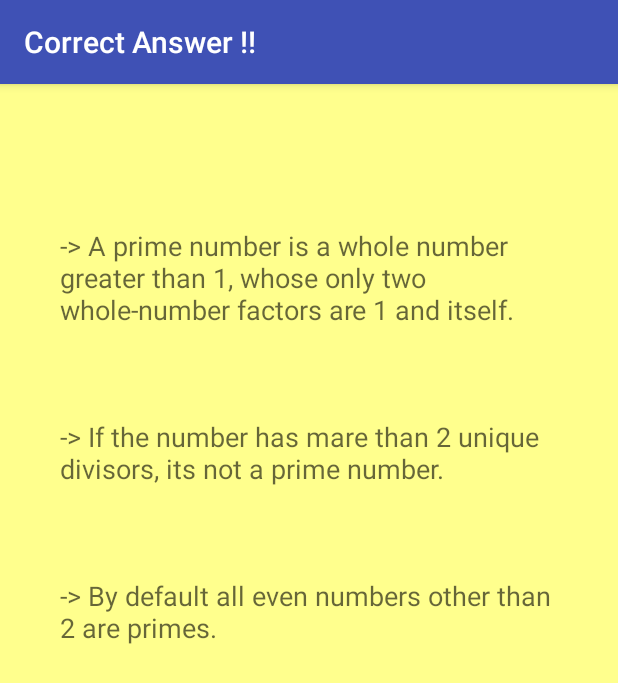
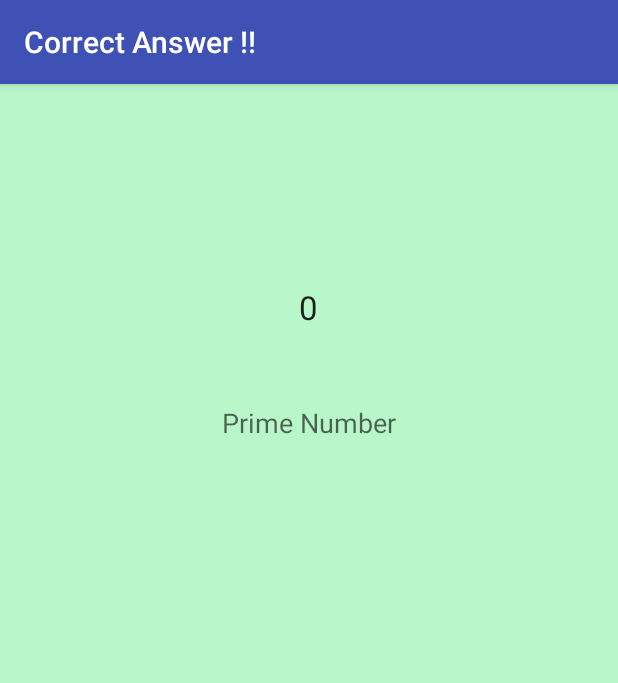
Before and after one commit to yajurahuja/PrimeChecker, an Android app: the Cheat screen opened directly, with no data from a screen before it, on a phone screen of 412 x 824 dp. Shown: the top 683 px of the screen. Run offline under Robolectric (Android 15) with nearby library versions, the phone set to English and light mode, and no system bars.

Commit message:
cheat and hint done

```diff
--- a/app/build.gradle
+++ b/app/build.gradle
@@ -3,6 +3,7 @@ apply plugin: 'com.android.application'
 android {
     compileSdkVersion 23
     buildToolsVersion "23.0.1"
+
 
     defaultConfig {
         applicationId "com.example.mansi.myapplication"
@@ -10,6 +11,7 @@ android {
         targetSdkVersion 23
         versionCode 1
         versionName "1.0"
+        multiDexEnabled true
     }
     buildTypes {
         release {
@@ -32,4 +34,5 @@ dependencies {
     compile 'com.android.support:design:23.1.1'
     compile 'pl.droidsonroids.gif:android-gif-drawable:1.1.+'
 
+
 }
--- a/app/src/main/java/com/example/mansi/myapplication/Cheat.java
+++ b/app/src/main/java/com/example/mansi/myapplication/Cheat.java
@@ -1,18 +1,52 @@
 package com.example.mansi.myapplication;
 
+import android.content.Intent;
 import android.os.Bundle;
 import android.support.v7.app.AppCompatActivity;
+import android.widget.TextView;
 
 /**
  * Created by MANSI on 25-08-2016.
  */
 public class Cheat extends AppCompatActivity{
+    private TextView numb, ans;
 
+    private String n;
+    private int num;
+    private int check =1;
     @Override
     protected void onCreate(Bundle savedInstanceState) {
         super.onCreate(savedInstanceState);
-        setContentView(R.layout.hint);
+        setContentView(R.layout.cheat);
 
+        Intent intent = getIntent();
+        num = intent.getIntExtra("number",0);
+//        n = getIntent().getStringExtra("number");
+        numb = (TextView)findViewById(R.id.numb);
+        ans = (TextView)findViewById(R.id.ans);
+//        num = Integer.parseInt(n);
+        n = Integer.toString(num);
+        numb.setText(n);
+        check = 1;
+        int temp;
+        for(int i=2;i<=num/2;i++)
+        {
+            temp=num%i;
+            if(temp==0)
+            {
+                check = 0;
+                break;
+            }
+        }
+
+        if(check == 1)
+        {
+            ans.setText("Prime Number");
+        }
+        else
+        {
+            ans.setText("Composite Number");
+        }
 
 
     }
--- a/app/src/main/java/com/example/mansi/myapplication/Welcome.java
+++ b/app/src/main/java/com/example/mansi/myapplication/Welcome.java
@@ -33,8 +33,8 @@ public class Welcome extends AppCompatActivity {
                 // This method will be executed once the timer is over
                 // Start your app main activity
                 Intent i = new Intent(Welcome.this, MainActivity.class);
-                i.putExtra("cheat","0");
-                i.putExtra("score","0");
+//                i.putExtra("cheat","0");
+                i.putExtra("score",0);
                 startActivity(i);
                 // close this activity
                 finish();
--- a/app/src/main/res/layout/activity_main.xml
+++ b/app/src/main/res/layout/activity_main.xml
@@ -74,7 +74,7 @@
             <TextView
                 android:layout_width="wrap_content"
                 android:layout_height="wrap_content"
-                android:text="New Text"
+                android:text=""
                 android:id="@+id/warning"
                 android:layout_gravity="top|left"
                 android:layout_marginTop="30dp"
--- a/app/src/main/res/layout/cheat.xml
+++ b/app/src/main/res/layout/cheat.xml
@@ -13,7 +13,24 @@
         android:background="@color/green_A100">
 
 
-
-        </RelativeLayout>
+        <TextView
+            android:layout_width="wrap_content"
+            android:layout_height="wrap_content"
+            android:textAppearance="?android:attr/textAppearanceLarge"
+            android:text="Large Text"
+            android:id="@+id/numb"
+            android:layout_marginTop="134dp"
+            android:layout_alignParentTop="true"
+            android:layout_centerHorizontal="true" />
+        <TextView
+            android:layout_width="wrap_content"
+            android:layout_height="wrap_content"
+            android:textAppearance="?android:attr/textAppearanceMedium"
+            android:text="Medium Text"
+            android:id="@+id/ans"
+            android:layout_below="@+id/numb"
+            android:layout_centerHorizontal="true"
+            android:layout_marginTop="50dp" />
+    </RelativeLayout>
 
 </ScrollView>
--- a/app/src/main/res/layout/hint.xml
+++ b/app/src/main/res/layout/hint.xml
@@ -18,9 +18,9 @@
             android:layout_height="wrap_content"
             android:textAppearance="?android:attr/textAppearanceMedium"
             android:id="@+id/hints"
+            android:background="@color/white"
             android:text="-> A prime number is a whole number greater than 1, whose only two whole-number factors are 1 and itself."
             android:layout_alignParentTop="true"
-            android:layout_alignParentStart="true"
             android:layout_marginTop="95dp"
             android:paddingLeft="40dp"
             android:paddingRight="40dp"/>
@@ -30,6 +30,7 @@
             android:layout_height="wrap_content"
             android:textAppearance="?android:attr/textAppearanceMedium"
             android:id="@+id/hints1"
+            android:background="@color/white"
             android:text="-> If the number has mare than 2 unique divisors, its not a prime number."
             android:layout_below="@+id/hints"
             android:paddingLeft="40dp"
@@ -42,12 +43,14 @@
             android:layout_height="wrap_content"
             android:textAppearance="?android:attr/textAppearanceMedium"
             android:id="@+id/hints2"
+            android:background="@color/white"
             android:text="-> By default all even numbers other than 2 are primes."
             android:layout_below="@+id/hints1"
             android:layout_alignStart="@+id/hints"
             android:paddingLeft="40dp"
             android:paddingRight="40dp"
-            android:layout_marginTop="60dp" />
+            android:layout_marginTop="60dp"
+            android:layout_marginBottom="30dp"/>
 
 
 
```
Also changed, not shown: app/src/main/java/com/example/mansi/myapplication/MainActivity.java (+36 -10 lines), app/src/main/res/layout/welcome.xml (+11 -7 lines), 1 other file.
